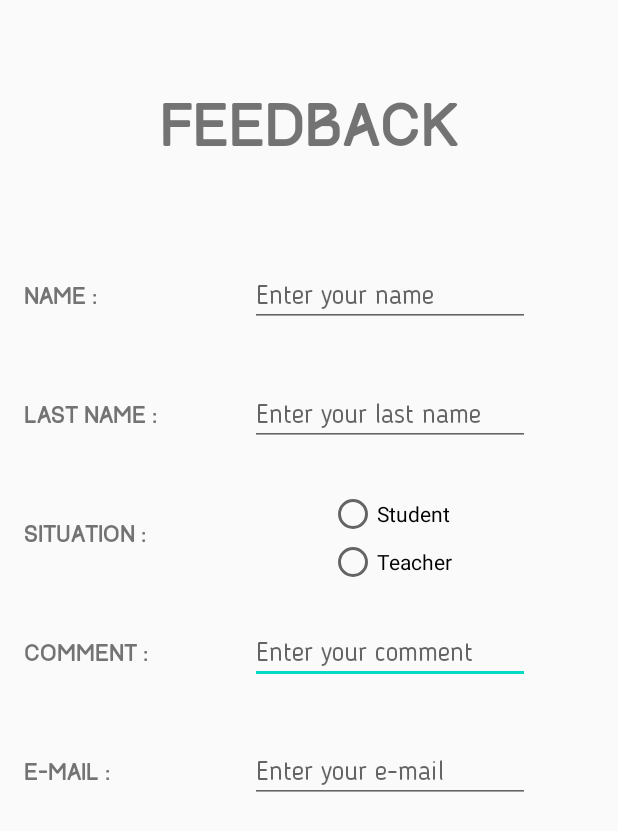
After one commit to Rangoow/Onboarding-App, an Android app: the feedbackActivity screen opened directly, with no data from a screen before it, on a phone screen of 412 x 824 dp. The commit adds this screen. Shown: the top 831 px of the screen. Run offline under Robolectric (Android 15) with nearby library versions, the phone set to English and light mode, and no system bars.

Commit message:
start feedback layout

```diff
--- a/app/src/main/AndroidManifest.xml
+++ b/app/src/main/AndroidManifest.xml
@@ -10,7 +10,7 @@
         android:supportsRtl="true"
         android:theme="@style/AppTheme">
 
-        <activity android:name=".SplashScreenActivity" android:screenOrientation="portrait">
+        <activity android:name=".feedbackActivity" android:screenOrientation="portrait">
             <intent-filter>
                 <action android:name="android.intent.action.MAIN" />
 
--- /dev/null
+++ b/app/src/main/java/com/example/onboardingapplication/feedbackActivity.java
@@ -0,0 +1,28 @@
+package com.example.onboardingapplication;
+
+import android.os.Build;
+import android.os.Bundle;
+import android.view.Window;
+import android.view.WindowManager;
+
+import androidx.annotation.Nullable;
+import androidx.appcompat.app.AppCompatActivity;
+
+import java.util.Objects;
+
+public class feedbackActivity extends AppCompatActivity {
+
+    @Override
+    protected void onCreate(@Nullable Bundle savedInstanceState) {
+        super.onCreate(savedInstanceState);
+        setContentView(R.layout.activity_feedback);
+
+        Objects.requireNonNull(getSupportActionBar()).hide();
+        if (Build.VERSION.SDK_INT >= Build.VERSION_CODES.KITKAT) {
+            Window w = getWindow();
+            w.setFlags(WindowManager.LayoutParams.FLAG_LAYOUT_NO_LIMITS, WindowManager.LayoutParams.FLAG_LAYOUT_NO_LIMITS);
+        }
+
+    }
+
+}
--- /dev/null
+++ b/app/src/main/res/layout/activity_feedback.xml
@@ -0,0 +1,160 @@
+<?xml version="1.0" encoding="utf-8"?>
+<androidx.constraintlayout.widget.ConstraintLayout
+    xmlns:android="http://schemas.android.com/apk/res/android"
+    xmlns:app="http://schemas.android.com/apk/res-auto"
+    xmlns:tools="http://schemas.android.com/tools"
+    android:layout_width="match_parent"
+    android:layout_height="match_parent">
+
+    <EditText
+        android:id="@+id/editText19"
+        android:layout_width="wrap_content"
+        android:layout_height="wrap_content"
+        android:layout_marginStart="8dp"
+        android:layout_marginEnd="16dp"
+        android:ems="10"
+        android:fontFamily="@font/blogger_sans"
+        android:hint="@string/feedback_field_4_hint"
+        android:inputType="textPersonName"
+        app:layout_constraintBottom_toBottomOf="@+id/textView21"
+        app:layout_constraintEnd_toEndOf="parent"
+        app:layout_constraintStart_toEndOf="@+id/textView21"
+        app:layout_constraintTop_toTopOf="@+id/textView21" />
+
+    <TextView
+        android:id="@+id/feedbackTitle"
+        android:layout_width="wrap_content"
+        android:layout_height="wrap_content"
+        android:layout_marginTop="60dp"
+        android:fontFamily="@font/track_regular"
+        android:text="@string/topic_feedback_title"
+        android:textSize="36sp"
+        app:layout_constraintEnd_toEndOf="parent"
+        app:layout_constraintStart_toStartOf="parent"
+        app:layout_constraintTop_toTopOf="parent" />
+
+    <TextView
+        android:id="@+id/textView18"
+        android:layout_width="100dp"
+        android:layout_height="wrap_content"
+        android:layout_marginStart="16dp"
+        android:layout_marginTop="80dp"
+        android:fontFamily="@font/track_regular"
+        android:text="@string/feedback_field_1_text"
+        app:layout_constraintStart_toStartOf="parent"
+        app:layout_constraintTop_toBottomOf="@+id/feedbackTitle" />
+
+    <EditText
+        android:id="@+id/editText16"
+        android:layout_width="wrap_content"
+        android:layout_height="wrap_content"
+        android:layout_marginStart="8dp"
+        android:layout_marginEnd="16dp"
+        android:ems="10"
+        android:fontFamily="@font/blogger_sans"
+        android:hint="@string/feedback_field_1_hint"
+        android:inputType="textPersonName"
+        app:layout_constraintBottom_toBottomOf="@+id/textView18"
+        app:layout_constraintEnd_toEndOf="parent"
+        app:layout_constraintStart_toEndOf="@+id/textView18"
+        app:layout_constraintTop_toTopOf="@+id/textView18" />
+
+    <TextView
+        android:id="@+id/textView19"
+        android:layout_width="100dp"
+        android:layout_height="wrap_content"
+        android:layout_marginStart="16dp"
+        android:layout_marginTop="60dp"
+        android:fontFamily="@font/track_regular"
+        android:text="@string/feedback_field_2_text"
+        app:layout_constraintStart_toStartOf="parent"
+        app:layout_constraintTop_toBottomOf="@+id/textView18" />
+
+    <TextView
+        android:id="@+id/textView20"
+        android:layout_width="100dp"
+        android:layout_height="wrap_content"
+        android:layout_marginStart="16dp"
+        android:layout_marginTop="60dp"
+        android:fontFamily="@font/track_regular"
+        android:text="@string/feedback_field_3_text"
+        app:layout_constraintStart_toStartOf="parent"
+        app:layout_constraintTop_toBottomOf="@+id/textView19" />
+
+    <TextView
+        android:id="@+id/textView21"
+        android:layout_width="100dp"
+        android:layout_height="wrap_content"
+        android:layout_marginStart="16dp"
+        android:layout_marginTop="60dp"
+        android:fontFamily="@font/track_regular"
+        android:text="@string/feedback_field_4_text"
+        app:layout_constraintStart_toStartOf="parent"
+        app:layout_constraintTop_toBottomOf="@+id/textView20" />
+
+    <TextView
+        android:id="@+id/textView22"
+        android:layout_width="100dp"
+        android:layout_height="wrap_content"
+        android:layout_marginStart="16dp"
+        android:layout_marginTop="60dp"
+        android:fontFamily="@font/track_regular"
+        android:text="@string/feedback_field_5_text"
+        app:layout_constraintStart_toStartOf="parent"
+        app:layout_constraintTop_toBottomOf="@+id/textView21" />
+
+    <EditText
+        android:id="@+id/editText17"
+        android:layout_width="wrap_content"
+        android:layout_height="wrap_content"
+        android:layout_marginStart="8dp"
+        android:layout_marginEnd="16dp"
+        android:ems="10"
+        android:fontFamily="@font/blogger_sans"
+        android:hint="@string/feedback_field_2_hint"
+        android:inputType="textPersonName"
+        app:layout_constraintBottom_toBottomOf="@+id/textView19"
+        app:layout_constraintEnd_toEndOf="parent"
+        app:layout_constraintStart_toEndOf="@+id/textView19"
+        app:layout_constraintTop_toTopOf="@+id/textView19" />
+
+    <EditText
+        android:id="@+id/editText20"
+        android:layout_width="wrap_content"
+        android:layout_height="wrap_content"
+        android:layout_marginStart="8dp"
+        android:layout_marginEnd="16dp"
+        android:ems="10"
+        android:fontFamily="@font/blogger_sans"
+        android:hint="@string/feedback_field_5_hint"
+        android:inputType="textPersonName"
+        app:layout_constraintBottom_toBottomOf="@+id/textView22"
+        app:layout_constraintEnd_toEndOf="parent"
+        app:layout_constraintStart_toEndOf="@+id/textView22"
+        app:layout_constraintTop_toTopOf="@+id/textView22" />
+
+    <RadioGroup
+        android:layout_width="wrap_content"
+        android:layout_height="wrap_content"
+        android:layout_marginStart="8dp"
+        android:layout_marginEnd="16dp"
+        app:layout_constraintBottom_toBottomOf="@+id/textView20"
+        app:layout_constraintEnd_toEndOf="parent"
+        app:layout_constraintStart_toEndOf="@+id/textView20"
+        app:layout_constraintTop_toTopOf="@+id/textView20"
+        app:layout_constraintVertical_bias="0.45999998">
+
+        <RadioButton
+            android:id="@+id/radioButton4"
+            android:layout_width="match_parent"
+            android:layout_height="wrap_content"
+            android:text="@string/feedback_field_3_btnRadio_text_1" />
+
+        <RadioButton
+            android:id="@+id/radioButton3"
+            android:layout_width="match_parent"
+            android:layout_height="wrap_content"
+            android:text="@string/feedback_field_3_btnRadio_text_2" />
+    </RadioGroup>
+
+</androidx.constraintlayout.widget.ConstraintLayout>
--- a/app/src/main/res/values/strings.xml
+++ b/app/src/main/res/values/strings.xml
@@ -53,6 +53,19 @@
         As-tu des suggestions pour notre application？ Des idées pour aider les nouveaux arrivants？
         Note-les et laisse tes informations dans le but de communiquer avec nous.</string>
 
+    <!-- FEEDBACK TOPIC -->
+    <string name="feedback_field_1_text">Name :</string>
+    <string name="feedback_field_2_text">Last Name :</string>
+    <string name="feedback_field_3_text">Situation :</string>
+    <string name="feedback_field_4_text">Comment :</string>
+    <string name="feedback_field_5_text">E-mail :</string>
+
+    <string name="feedback_field_1_hint">Enter your name</string>
+    <string name="feedback_field_2_hint">Enter your last name</string>
+    <string name="feedback_field_3_btnRadio_text_1">Student</string>
+    <string name="feedback_field_3_btnRadio_text_2">Teacher</string>
+    <string name="feedback_field_4_hint">Enter your comment</string>
+    <string name="feedback_field_5_hint">Enter your e-mail</string>
 
 
 </resources>
```
